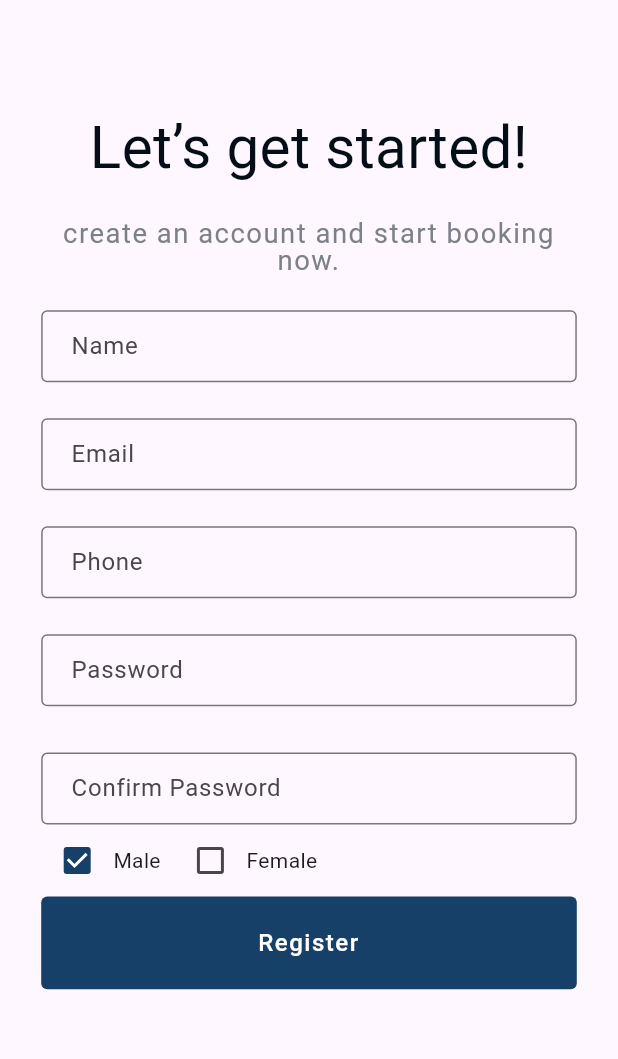
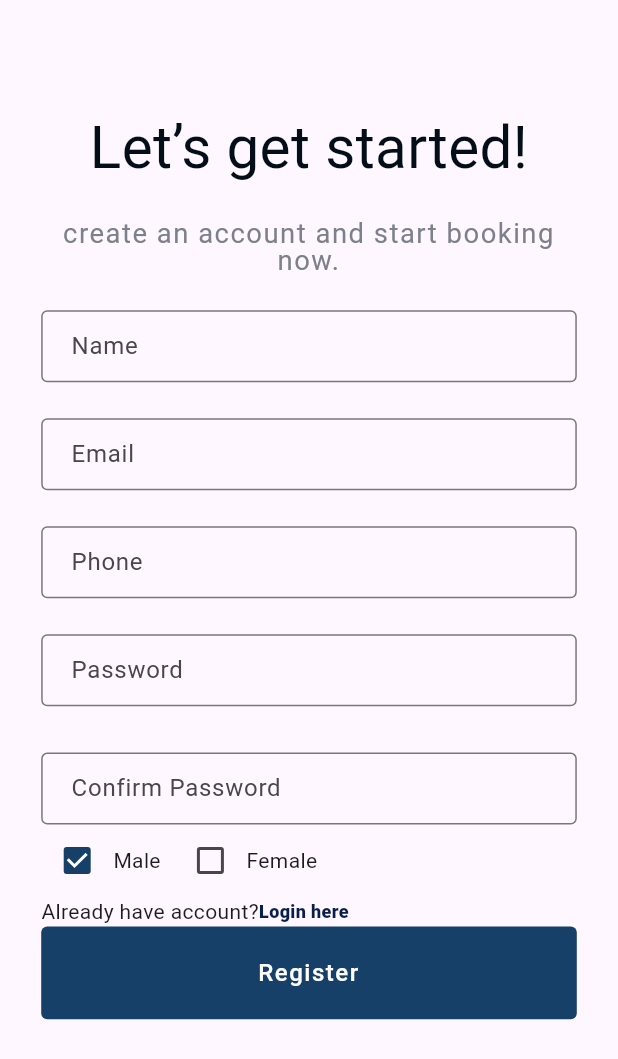
Before and after one commit to ahmedhany20200050/OBA_VCare_App, a Flutter app: the screen it shows after launch, on a phone screen of 412 x 824 dp. Shown: the top 1059 px of the screen. Run offline on Flutter 3.47's test engine with Material 2 defaults, Android fonts, the phone set to English and light mode, and no system bars; our stand-ins replace bloc, flutter_bloc, flutter_secure_storage, google_fonts, shared_preferences; missing offline and left inert: animated_snack_bar; Roboto replaces fonts that are missing (Nunito).

Commit message:
register small modification

```diff
--- a/lib/Features/register/presentation/manger/cubit/register_cubit.dart
+++ b/lib/Features/register/presentation/manger/cubit/register_cubit.dart
@@ -20,7 +20,7 @@ class RegisterCubit extends Cubit<RegisterCubitState> {
           'name':name,
           'email': email,
           'phone':phone,
-          'gender':'0',
+          'gender':isMale?'0':'1',
           'password': password,
           'password_confirmation': confirmPassword,
         },
--- a/lib/Features/register/presentation/views/register_screen.dart
+++ b/lib/Features/register/presentation/views/register_screen.dart
@@ -260,6 +260,14 @@ class _RegisterScreenState extends State<RegisterScreen> {
                                         const Text("Female"),
                                       ],
                                     ),
+                                    Row(
+                                      children: [
+                                        Text("Already have account?"),
+                                        Text("Login here",style: AppStyles.homeProgressStyle.copyWith(
+                                          fontSize: 12
+                                        ),),
+                                      ],
+                                    ),
                                     SizedBox(
                                       height: 48 * SizeConfig.verticalBlock,
                                       child: TextButton(
```
